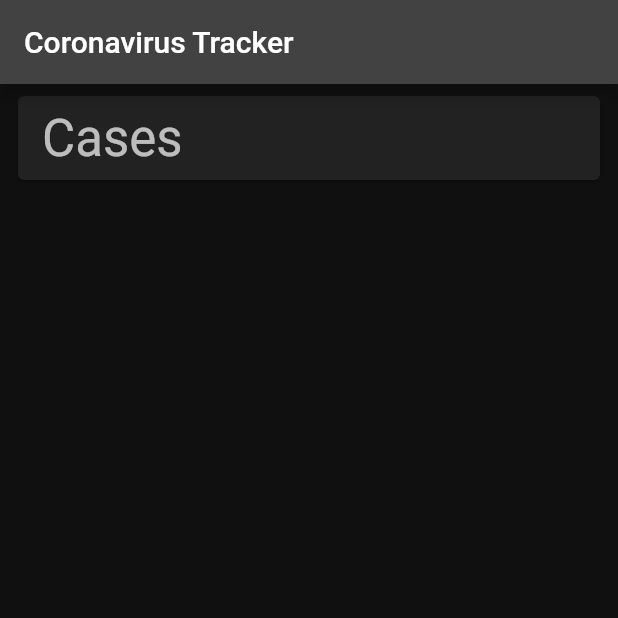
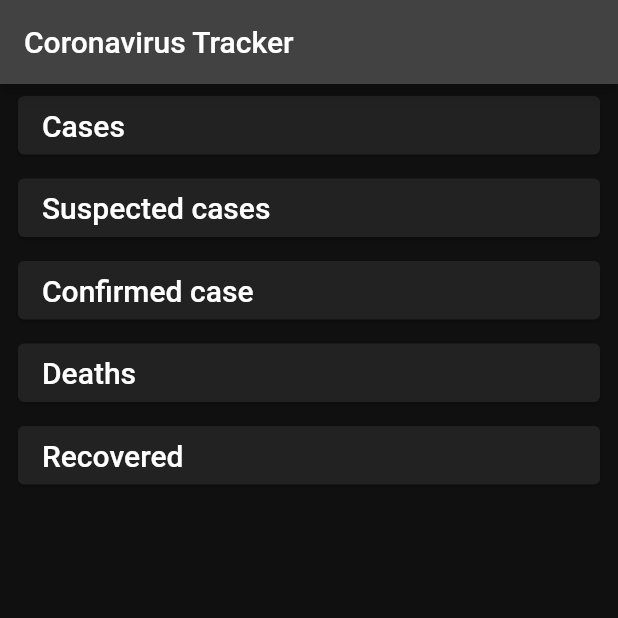
Before and after one commit to tarunchauhan97/coronavirus_rest_api, a Flutter app: the screen it shows after launch, on a phone screen of 412 x 824 dp, the top half of it. Run offline on Flutter 3.47's test engine with Material 2 defaults, Android fonts, the light colour scheme and no system bars; network calls fail.

Commit message:
30 cards

```diff
--- a/lib/ui/dashboard.dart
+++ b/lib/ui/dashboard.dart
@@ -1,4 +1,5 @@
 import 'package:coronavirus_rest_api_flutter_course/app/repositories/data_repositories.dart';
+import 'package:coronavirus_rest_api_flutter_course/app/repositories/endpoints_data.dart';
 import 'package:coronavirus_rest_api_flutter_course/app/services/api.dart';
 import 'package:coronavirus_rest_api_flutter_course/ui/endpoint_card.dart';
 import 'package:flutter/material.dart';
@@ -12,23 +13,23 @@ class DashBoard extends StatefulWidget {
 }
 
 class _DashBoardState extends State<DashBoard> {
-  int? _cases;
+  EndPointsData? _endPointsData;
 
   @override
-  initState(){
+  initState() {
     super.initState();
     _updateData();
   }
 
   Future<void> _updateData() async {
     final dataRepository = Provider.of<DataRepository>(context, listen: false);
-    final cases = await dataRepository.getEndPointData(EndPoint.cases);
+    final endPointsData = await dataRepository.getAllEndPointsData();
     print('---------');
-    print('------${cases}---------');
-    print(cases);
+    print('------${endPointsData}---------');
+    print(endPointsData);
 
     setState(() {
-      _cases = cases;
+      _endPointsData = endPointsData;
     });
   }
 
@@ -42,7 +43,11 @@ class _DashBoardState extends State<DashBoard> {
         onRefresh: _updateData,
         child: ListView(
           children: [
-            EndpointCard(endPoint: EndPoint.cases, value: _cases),
+            for (var endpoint in EndPoint.values)
+              EndpointCard(
+                endPoint: endpoint,
+                value: _endPointsData != null ? _endPointsData!.values[endpoint] : null,
+              ),
           ],
         ),
       ),
--- a/lib/ui/endpoint_card.dart
+++ b/lib/ui/endpoint_card.dart
@@ -5,6 +5,14 @@ class EndpointCard extends StatelessWidget {
   const EndpointCard({Key? key, required this.endPoint, this.value}) : super(key: key);
   final EndPoint endPoint;
   final int? value;
+
+  static Map<EndPoint, String> _cardTitles = {
+    EndPoint.cases: 'Cases',
+    EndPoint.casesSuspected: 'Suspected cases',
+    EndPoint.casesConfirmed: 'Confirmed case',
+    EndPoint.deaths: 'Deaths',
+    EndPoint.recovered: 'Recovered',
+  };
 
   @override
   Widget build(BuildContext context) {
@@ -16,10 +24,10 @@ class EndpointCard extends StatelessWidget {
           child: Row(
             mainAxisAlignment: MainAxisAlignment.spaceBetween,
             children: [
-              Text('Cases', style: Theme.of(context).textTheme.headline4),
+              Text(_cardTitles[endPoint]!, style: Theme.of(context).textTheme.headline6),
               Text(
                 value != null ? value.toString() : '',
-                style: Theme.of(context).textTheme.headline4,
+                style: Theme.of(context).textTheme.headline6,
               ),
             ],
           ),
--- a/pubspec.yaml
+++ b/pubspec.yaml
@@ -60,7 +60,9 @@ flutter:
   uses-material-design: true
 
   # To add assets to your application, add an assets section, like this:
-  # assets:
+  assets:
+    - assets/
+
   #   - images/a_dot_burr.jpeg
   #   - images/a_dot_ham.jpeg
 
```
Also changed, not shown: assets/2.0x/count.png (added), assets/2.0x/death.png (added), assets/2.0x/fever.png (added), assets/2.0x/patient.png (added), assets/2.0x/suspect.png (added), assets/3.0x/count.png (added), assets/3.0x/death.png (added), assets/3.0x/fever.png (added), assets/3.0x/patient.png (added), assets/3.0x/suspect.png (added), assets/count.png (added), assets/death.png (added), assets/fever.png (added), assets/patient.png (added), 1 more files.
